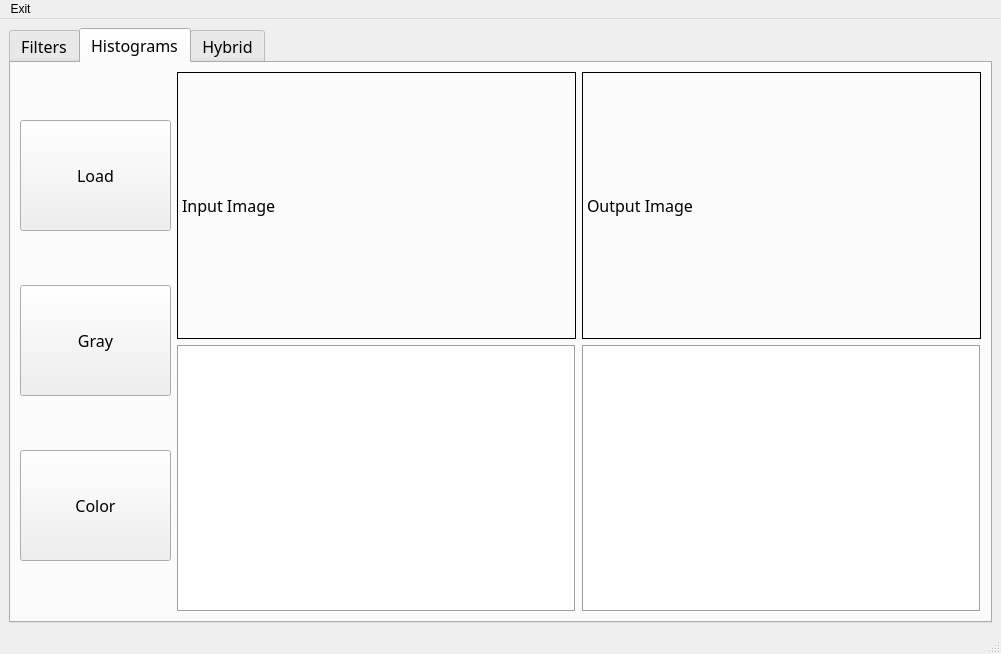
mennahamdy33/CV, file Task1/Qt/ImageView.ui: the form before one commit.
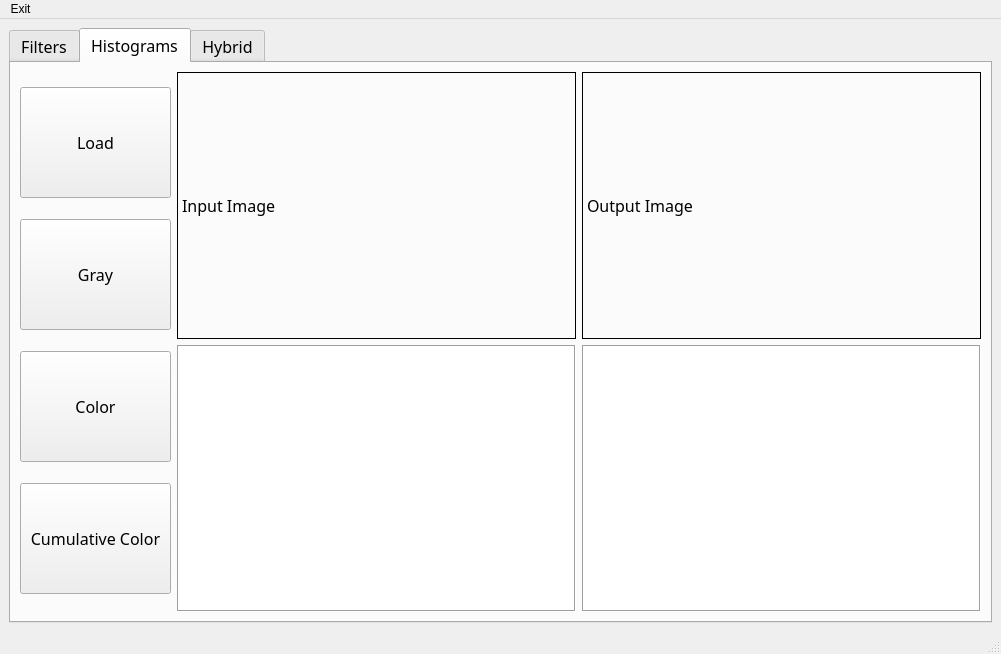
The form after the commit. The open tabs and pages were chosen to show the change. Custom widgets are drawn as their Qt base class.

What changed in the file:
```diff
--- a/Task1/Qt/ImageView.ui
+++ b/Task1/Qt/ImageView.ui
@@ -344,6 +344,25 @@
               </property>
              </widget>
             </item>
+            <item>
+             <widget class="QPushButton" name="pushButton">
+              <property name="minimumSize">
+               <size>
+                <width>151</width>
+                <height>111</height>
+               </size>
+              </property>
+              <property name="maximumSize">
+               <size>
+                <width>151</width>
+                <height>111</height>
+               </size>
+              </property>
+              <property name="text">
+               <string>Cumulative Color</string>
+              </property>
+             </widget>
+            </item>
            </layout>
           </item>
           <item>
```
Left out of the diff: 4 changed lines with no effect on the pictures.
